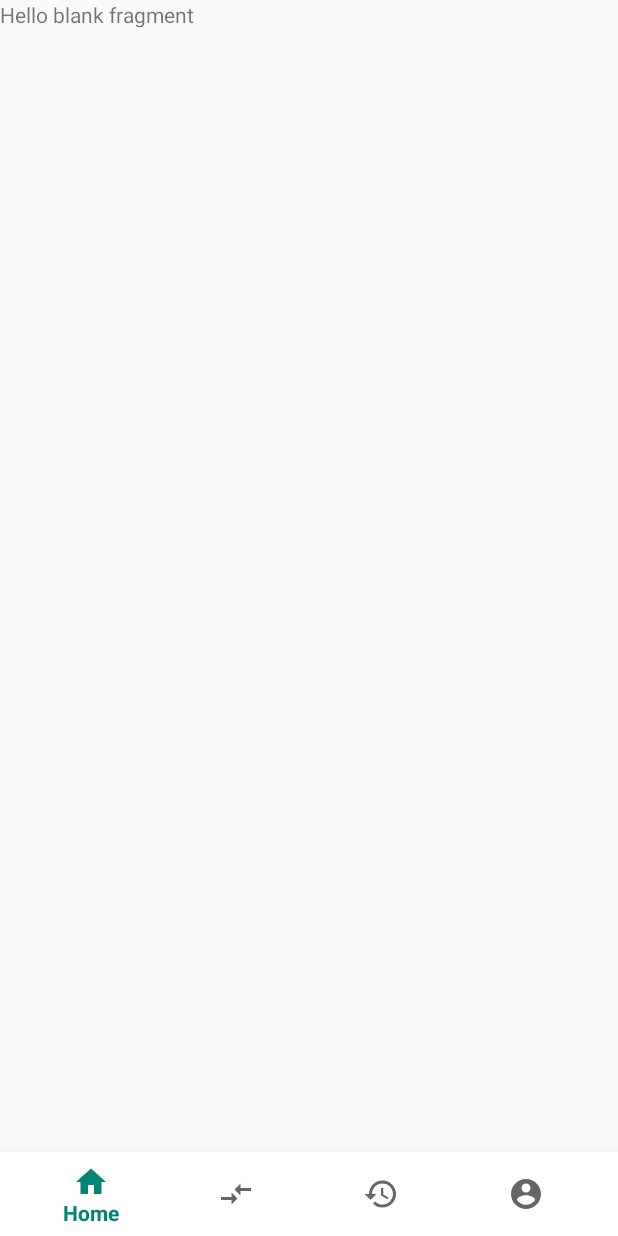
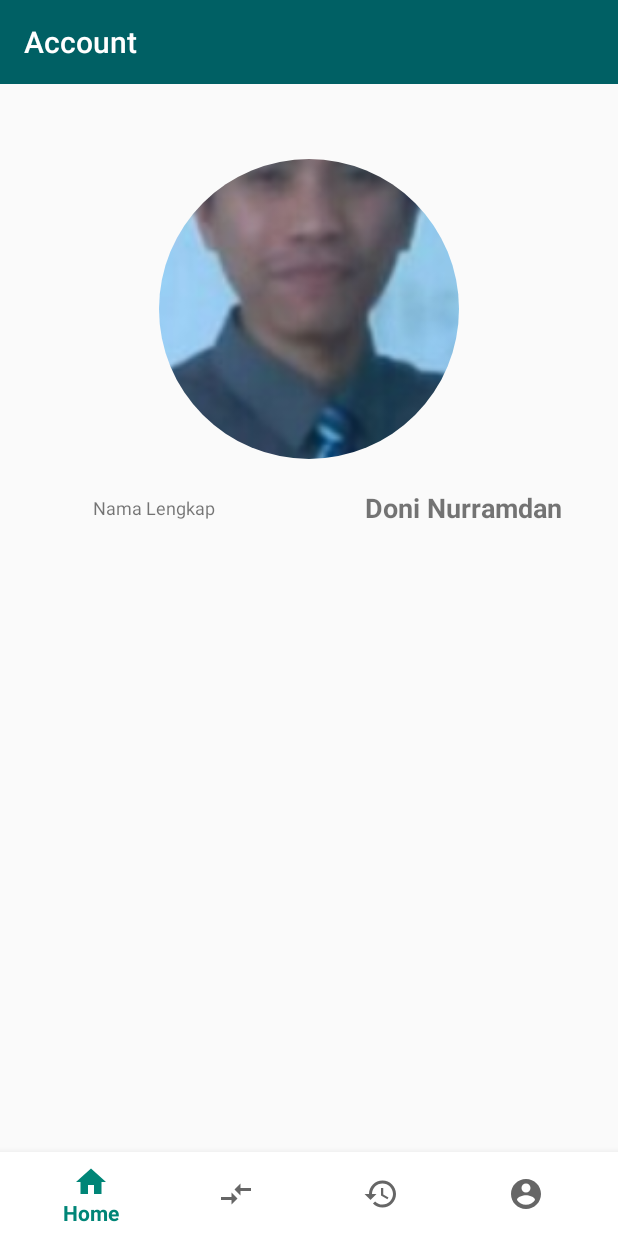
Before and after one commit to nurramdandoni/e-Payment, an Android app: the fragment AccountFragment placed in its activity, on a phone screen of 412 x 824 dp. Run offline under Robolectric (Android 15) with nearby library versions, the phone set to English and light mode, and no system bars; our stand-ins replace CircleImageView.

Commit message:
add toolbar

```diff
--- a/app/build.gradle
+++ b/app/build.gradle
@@ -24,6 +24,7 @@ dependencies {
     implementation 'androidx.appcompat:appcompat:1.0.2'
     implementation 'androidx.constraintlayout:constraintlayout:1.1.3'
     implementation 'com.google.android.material:material:1.2.0-alpha01'
+    implementation 'de.hdodenhof:circleimageview:3.0.2'
     implementation 'androidx.legacy:legacy-support-v4:1.0.0'
     testImplementation 'junit:junit:4.12'
     androidTestImplementation 'androidx.test.ext:junit:1.1.0'
--- a/app/src/main/res/layout/fragment_account.xml
+++ b/app/src/main/res/layout/fragment_account.xml
@@ -1,14 +1,78 @@
 <?xml version="1.0" encoding="utf-8"?>
-<FrameLayout xmlns:android="http://schemas.android.com/apk/res/android"
+<LinearLayout xmlns:android="http://schemas.android.com/apk/res/android"
     xmlns:tools="http://schemas.android.com/tools"
     android:layout_width="match_parent"
     android:layout_height="match_parent"
-    tools:context=".AccountFragment">
+    xmlns:app="http://schemas.android.com/apk/res-auto"
+    tools:context=".AccountFragment"
+    android:orientation="vertical">
+    <Toolbar
+        android:layout_width="match_parent"
+        android:layout_height="wrap_content"
+        android:title="Account"
+        android:background="@color/blue"
+        android:titleTextColor="#ffffff"/>
 
-    <!-- TODO: Update blank fragment layout -->
-    <TextView
+
+    <LinearLayout
+        android:id="@+id/informasi_user"
         android:layout_width="match_parent"
-        android:layout_height="match_parent"
-        android:text="@string/hello_blank_fragment" />
+        android:layout_height="wrap_content"
+        android:orientation="horizontal"
+        android:weightSum="6">
+        <LinearLayout
+            android:layout_width="0dp"
+            android:layout_height="match_parent"
+            android:layout_weight="6"
+            android:orientation="horizontal"
+            android:gravity="center">
+            <de.hdodenhof.circleimageview.CircleImageView
+                android:layout_width="match_parent"
+                android:layout_height="match_parent"
+                android:src="@drawable/myfoto"
+                android:paddingBottom="20dp"
+                android:paddingTop="50dp"/>
+        </LinearLayout>
 
-</FrameLayout>
+
+    </LinearLayout>
+
+    <LinearLayout
+        android:id="@+id/informasi_user1"
+        android:layout_width="match_parent"
+        android:layout_height="wrap_content"
+        android:orientation="horizontal"
+        android:weightSum="6">
+        <LinearLayout
+            android:layout_width="0dp"
+            android:layout_height="match_parent"
+            android:layout_weight="3"
+            android:orientation="horizontal"
+            android:gravity="center">
+            <TextView
+                android:layout_width="match_parent"
+                android:layout_height="wrap_content"
+                android:text="Nama Lengkap"
+                android:textAlignment="center"
+                android:textSize="12sp"/>
+        </LinearLayout>
+        <LinearLayout
+            android:layout_width="0dp"
+            android:layout_height="match_parent"
+            android:layout_weight="3"
+            android:orientation="horizontal"
+            android:gravity="center">
+            <TextView
+                android:layout_width="match_parent"
+                android:layout_height="wrap_content"
+                android:text="Doni Nurramdan"
+                android:textAlignment="center"
+                android:textSize="18sp"
+                android:textStyle="bold"/>
+        </LinearLayout>
+
+
+    </LinearLayout>
+
+
+</LinearLayout>
--- a/app/src/main/res/layout/fragment_history.xml
+++ b/app/src/main/res/layout/fragment_history.xml
@@ -5,10 +5,11 @@
     android:layout_height="match_parent"
     tools:context=".HistoryFragment">
 
-    <!-- TODO: Update blank fragment layout -->
-    <TextView
+    <Toolbar
         android:layout_width="match_parent"
-        android:layout_height="match_parent"
-        android:text="@string/hello_blank_fragment" />
+        android:layout_height="wrap_content"
+        android:title="History"
+        android:background="@color/blue"
+        android:titleTextColor="#ffffff"/>
 
 </FrameLayout>
--- a/app/src/main/res/layout/fragment_home.xml
+++ b/app/src/main/res/layout/fragment_home.xml
@@ -5,10 +5,5 @@
     android:layout_height="match_parent"
     tools:context=".HomeFragment">
 
-    <!-- TODO: Update blank fragment layout -->
-    <TextView
-        android:layout_width="match_parent"
-        android:layout_height="match_parent"
-        android:text="@string/hello_blank_fragment"  />
 
 </FrameLayout>
--- a/app/src/main/res/layout/fragment_transaction.xml
+++ b/app/src/main/res/layout/fragment_transaction.xml
@@ -5,10 +5,11 @@
     android:layout_height="match_parent"
     tools:context=".TransactionFragment">
 
-    <!-- TODO: Update blank fragment layout -->
-    <TextView
+    <Toolbar
         android:layout_width="match_parent"
-        android:layout_height="match_parent"
-        android:text="@string/hello_blank_fragment" />
+        android:layout_height="wrap_content"
+        android:title="Transaction"
+        android:background="@color/blue"
+        android:titleTextColor="#ffffff"/>
 
 </FrameLayout>
--- a/app/src/main/res/values/colors.xml
+++ b/app/src/main/res/values/colors.xml
@@ -4,4 +4,5 @@
     <color name="colorPrimaryDark">#00574B</color>
     <color name="colorAccent">#D81B60</color>
     <color name="blue">#006064</color>
+    <color name="lightblue">#00BCD4</color>
 </resources>
```
Also changed, not shown: app/src/main/res/drawable/myfoto.jpg (added).
